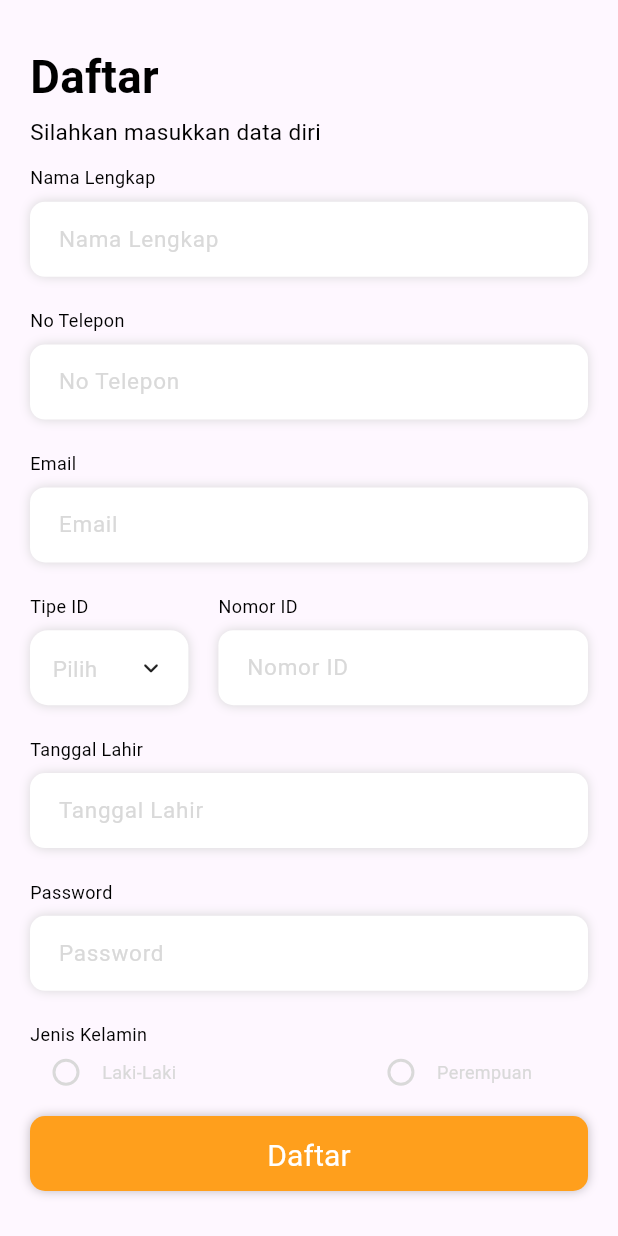
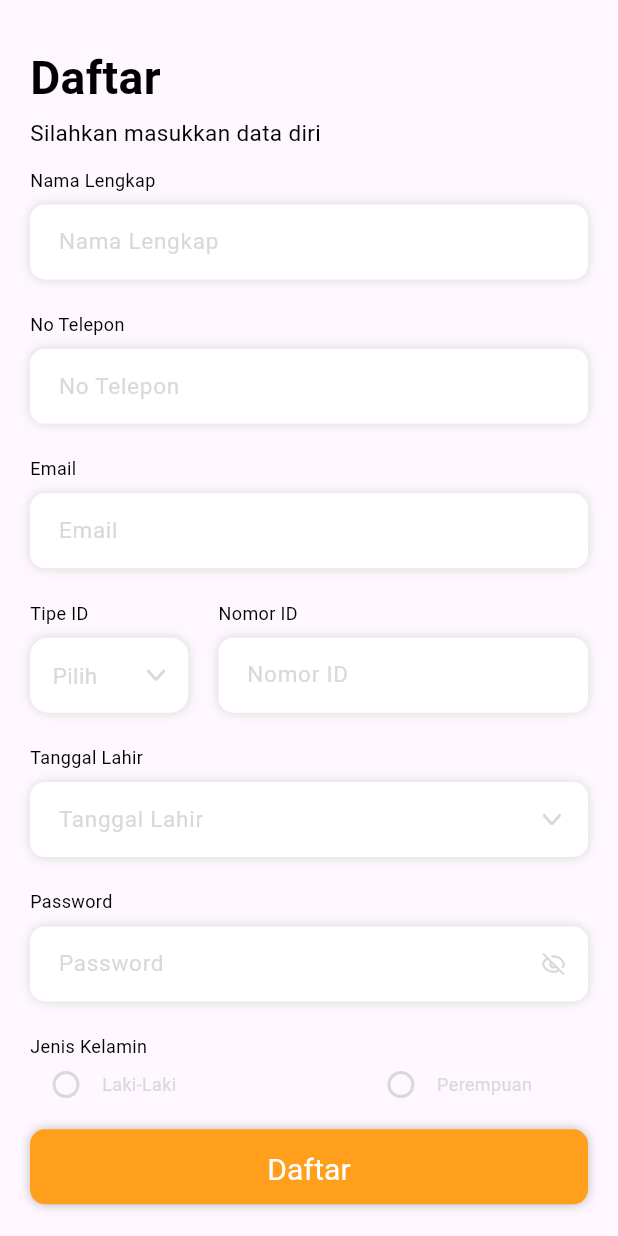
Before and after one commit to NabilMQ/Travelin, a Flutter app: the SignUp screen opened directly, on a phone screen of 412 x 824 dp. Run offline on Flutter 3.47's test engine with Material 3 defaults, Android fonts, the phone set to English and light mode, and no system bars; drawn by our look-alikes of animated_custom_dropdown; our stand-ins replace carousel_slider, cloud_firestore, firebase_auth, firebase_core, flutter_svg; accounts and stored records are empty; Roboto replaces fonts that are missing (Poppins).

Commit message:
menyelesaikan halaman login dan sign up

```diff
--- a/lib/controller/auth_controller.dart
+++ b/lib/controller/auth_controller.dart
@@ -55,7 +55,7 @@ void onPasswordFocusChange() {
 }
 
 //sign user in method
-void signUserIn(String email, String password) async {
+Future <void> signUserIn(String email, String password) async {
   // try sign in
   try {
     await FirebaseAuth.instance.signInWithEmailAndPassword(
@@ -79,6 +79,6 @@ void signUserIn(String email, String password) async {
 final user = FirebaseAuth.instance.currentUser!;
 
 //sign user out method
-void signUserOut() {
-  FirebaseAuth.instance.signOut();
+Future <void> signUserOut() async {
+  await FirebaseAuth.instance.signOut();
 }
--- a/lib/view/auth/auth.dart
+++ b/lib/view/auth/auth.dart
@@ -63,8 +63,6 @@ class _AuthState extends State<Auth> {
               HeaderIllustration(),
 
               Body(),
-
-
             ],
           ),
         ),
--- a/lib/view/signUp/component/dateOfBirth/date_of_birth_text_field.dart
+++ b/lib/view/signUp/component/dateOfBirth/date_of_birth_text_field.dart
@@ -1,4 +1,5 @@
 import 'package:flutter/material.dart';
+import 'package:flutter_svg/svg.dart';
 import 'package:travelin/controller/color_controller.dart';
 import 'package:travelin/view/signUp/sign_up.dart';
 
@@ -20,9 +21,6 @@ class _DateOfBirthTextFieldState extends State<DateOfBirthTextField> {
       child: ValueListenableBuilder(
         valueListenable: isDateOfBirthError,
         builder: (context, isDateOfBirthErrorValue, child) {
-          return ValueListenableBuilder(
-            valueListenable: isDateOfBirthFocused,
-            builder: (context, isDateOfBirthFocusedValue, child) {
           return Container(
             width: size.width,
             height: 50,
@@ -30,7 +28,7 @@ class _DateOfBirthTextFieldState extends State<DateOfBirthTextField> {
                 borderRadius: BorderRadius.circular(10),
                 boxShadow: [
                   BoxShadow(
-                        color: isDateOfBirthErrorValue ? getRedColor : isDateOfBirthFocusedValue ? getOrangeColor : getGreyColor,
+                    color: isDateOfBirthErrorValue ? getRedColor : getGreyColor,
                     blurRadius: 5,
                     spreadRadius: 0,
                   ),
@@ -39,7 +37,6 @@ class _DateOfBirthTextFieldState extends State<DateOfBirthTextField> {
               ),
             child: TextField(
               controller: dateOfBirthController,
-                  focusNode: dateOfBirthFocus,
               keyboardType: TextInputType.none,
               readOnly: true,
               onTap: () async {
@@ -68,6 +65,7 @@ class _DateOfBirthTextFieldState extends State<DateOfBirthTextField> {
                   else {
                     dateOfBirthController.text += "${choosedDate!.day}";
                   }
+                  isDateOfBirthError.value = false;
                 }
               },
               onSubmitted: (value) {
@@ -84,13 +82,21 @@ class _DateOfBirthTextFieldState extends State<DateOfBirthTextField> {
                 }
               },
               decoration: InputDecoration(
+                suffixIcon: Padding(
+                  padding: const EdgeInsets.all(10),
+                  child: SvgPicture.asset(
+                    "assets/icons/Arrow Down.svg",
+                    fit: BoxFit.scaleDown,
+                    colorFilter: isDateOfBirthErrorValue ? ColorFilter.mode(getRedColor, BlendMode.srcIn) : ColorFilter.mode(getGreyColor, BlendMode.srcIn),
+                  ),
+                ),
                 contentPadding: const EdgeInsets.all(15),
                 border: const OutlineInputBorder(
                   borderSide: BorderSide.none
                 ),
                 hintText: "Tanggal Lahir",
                 hintStyle: TextStyle(
-                      color: isDateOfBirthErrorValue? getRedColor : isDateOfBirthFocusedValue ? getOrangeColor : getGreyColor,
+                  color: isDateOfBirthErrorValue? getRedColor : getGreyColor,
                   fontSize: 15,
                   fontWeight: FontWeight.normal,
                   fontFamily: getCustomFont,
@@ -99,8 +105,6 @@ class _DateOfBirthTextFieldState extends State<DateOfBirthTextField> {
             ),
           );
         },
-          );
-        },
       ),
     );
   }
--- a/lib/view/signUp/component/errorText/error_text.dart
+++ b/lib/view/signUp/component/errorText/error_text.dart
@@ -1,5 +1,6 @@
 import 'package:flutter/foundation.dart';
 import 'package:flutter/material.dart';
+import 'package:flutter_svg/svg.dart';
 import 'package:travelin/controller/color_controller.dart';
 
 class ErrorText extends StatefulWidget {
@@ -29,7 +30,16 @@ class _ErrorTextState extends State<ErrorText> {
             alignment: Alignment.centerLeft,
             child: FittedBox(
               fit: BoxFit.scaleDown,
-              child: Text(
+              child: Row(
+                children: [
+                  SvgPicture.asset(
+                    "assets/icons/Red Alert.svg",
+                    colorFilter: isErrorValue ? ColorFilter.mode(getRedColor, BlendMode.srcATop) : ColorFilter.mode(getTransparentColor, BlendMode.clear),
+                  ),
+
+                  const SizedBox(width: 5),
+
+                  Text(
                     widget.errorMessage,
                     style: TextStyle(
                       color: isErrorValue ? getRedColor : getTransparentColor,
@@ -38,6 +48,8 @@ class _ErrorTextState extends State<ErrorText> {
                       fontWeight: FontWeight.normal,
                     ),
                   ),
+                ],
+              ),
             ),
           );
         },
--- a/lib/view/signUp/component/footer/footer.dart
+++ b/lib/view/signUp/component/footer/footer.dart
@@ -14,7 +14,10 @@ class _FooterState extends State<Footer> {
 
     Size size = MediaQuery.of(context).size;
 
-    return Align(
+    return SizedBox(
+      width: size.width,
+      height: 50,
+      child: Align(
         alignment: Alignment.bottomCenter,
         child: FittedBox(
           fit: BoxFit.scaleDown,
@@ -33,6 +36,7 @@ class _FooterState extends State<Footer> {
             )
           ),
         ),
+      ),
     );
   }
 }
--- a/lib/view/signUp/component/idTypeNoId/component/idType/id_type_text_field.dart
+++ b/lib/view/signUp/component/idTypeNoId/component/idType/id_type_text_field.dart
@@ -1,9 +1,9 @@
 import 'package:animated_custom_dropdown/custom_dropdown.dart';
-import 'package:flutter/gestures.dart';
 import 'package:flutter/material.dart';
-import 'package:flutter/rendering.dart';
+import 'package:flutter_svg/svg.dart';
 import 'package:travelin/controller/color_controller.dart';
 import 'package:travelin/view/signUp/sign_up.dart';
+import 'dart:math';
 
 class IdTypeTextField extends StatefulWidget {
   const IdTypeTextField({ super.key });
@@ -60,13 +60,29 @@ class _IdTypeTextFieldState extends State<IdTypeTextField> {
                       color: isIdTypeErrorValue ? getRedColor : getGreyColor,
                       fontSize: 15,
                       fontWeight: FontWeight.normal,
-                    )
+                    ),
+                    closedSuffixIcon: SvgPicture.asset(
+                      "assets/icons/Arrow Down.svg",
+                      fit: BoxFit.scaleDown,
+                      colorFilter: isIdTypeErrorValue ? ColorFilter.mode(getRedColor, BlendMode.srcIn) : isIdTypeFocusedValue ? ColorFilter.mode(getOrangeColor, BlendMode.srcIn) : ColorFilter.mode(getGreyColor, BlendMode.srcIn),
+                    ),
+                    expandedSuffixIcon: Transform.rotate(
+                      angle: pi,
+                      child: SvgPicture.asset(
+                        "assets/icons/Arrow Down.svg",
+                        fit: BoxFit.scaleDown,
+                        colorFilter: isIdTypeErrorValue ? ColorFilter.mode(getRedColor, BlendMode.srcIn) : isIdTypeFocusedValue ? ColorFilter.mode(getOrangeColor, BlendMode.srcIn) : ColorFilter.mode(getGreyColor, BlendMode.srcIn),
+                      ),
+                    ),
                   ),
                   items: const [
                     "KTP",
                     "SIM",
                   ],
                   onChanged: (value) {
+                    isIdTypeError.value = false;
+                    isIdTypeFocusedValue = false;
+                    userIdType = value.toString();
                     debugPrint("Changed to $value");
                   },
                 ),
--- a/lib/view/signUp/component/password/password_text_field.dart
+++ b/lib/view/signUp/component/password/password_text_field.dart
@@ -1,4 +1,5 @@
 import 'package:flutter/material.dart';
+import 'package:flutter_svg/svg.dart';
 import 'package:travelin/controller/color_controller.dart';
 import 'package:travelin/view/signUp/sign_up.dart';
 
@@ -37,9 +38,13 @@ class _PasswordTextFieldState extends State<PasswordTextField> {
                     ],
                     color: getWhiteColor,
                   ),
-                child: TextField(
+                child: ValueListenableBuilder(
+                  valueListenable: isPasswordSignUpHidden,
+                  builder: (context, isPasswordSignUpHiddenValue, child) {
+                    return TextField(
                       controller: passwordSignUpController,
                       focusNode: passwordSignUpFocus,
+                      obscureText: isPasswordSignUpHiddenValue,
                       onSubmitted: (value) {
                         if (validatePassword(value)) {
                           isPasswordSignUpError.value = true;
@@ -58,6 +63,23 @@ class _PasswordTextFieldState extends State<PasswordTextField> {
                         border: const OutlineInputBorder(
                           borderSide: BorderSide.none
                         ),
+                        suffixIcon: Padding(
+                          padding: const EdgeInsets.symmetric(
+                            horizontal: 15,
+                            vertical: 10,
+                          ),
+                          child: GestureDetector(
+                            onTap: () {
+                              isPasswordSignUpHidden.value = !isPasswordSignUpHidden.value;
+                            },
+                            child: SvgPicture.asset(
+                              isPasswordSignUpHiddenValue ? "assets/icons/Close Eye Black.svg" : "assets/icons/Open Eye Black.svg",
+                              fit: BoxFit.scaleDown,
+                              colorFilter: isPasswordSignUpErrorValue ? ColorFilter.mode(getRedColor, BlendMode.srcIn) : isPasswordSignUpFocusedValue ? ColorFilter.mode(getOrangeColor, BlendMode.srcIn) : ColorFilter.mode(getGreyColor, BlendMode.srcIn),
+                              alignment: Alignment.centerRight,
+                            ),
+                          ),
+                        ),
                         hintText: "Password",
                         hintStyle: TextStyle(
                           color: isPasswordSignUpErrorValue? getRedColor : isPasswordSignUpFocusedValue ? getOrangeColor : getGreyColor,
@@ -66,6 +88,8 @@ class _PasswordTextFieldState extends State<PasswordTextField> {
                           fontFamily: getCustomFont,
                         ),
                       ),
+                    );
+                  },
                 ),
               );
             },
```
Also changed, not shown: lib/main.dart (+0 -7 lines), lib/view/auth/component/body/component/buttons/component/login_button.dart (+12 -2 lines), lib/view/home/home.dart (added, +19 -0 lines), lib/view/signUp/component/registerButton/register_button.dart (+27 -2 lines), lib/view/signUp/sign_up.dart (+38 -17 lines), assets/images/Logo Icon Orange.png (added). Lines whose indentation alone changed are shown as unchanged.
